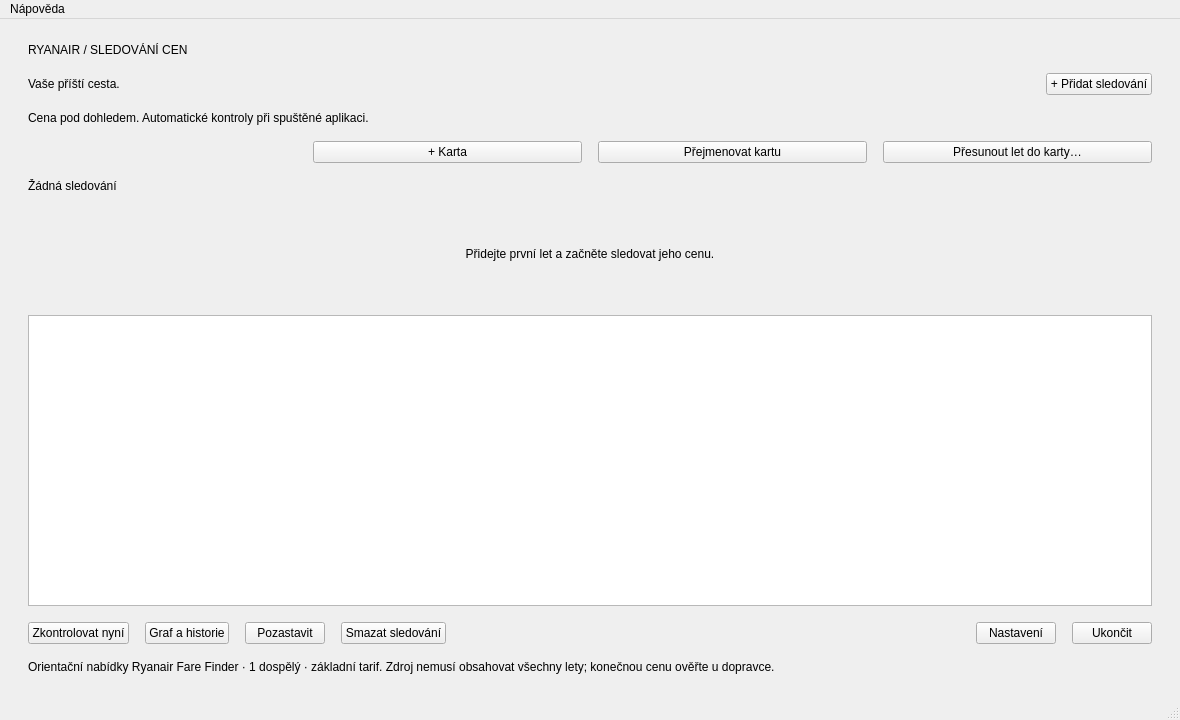
Above: ui/main_window.ui from mp00077/Letenky before the change. Below: the same form after it.
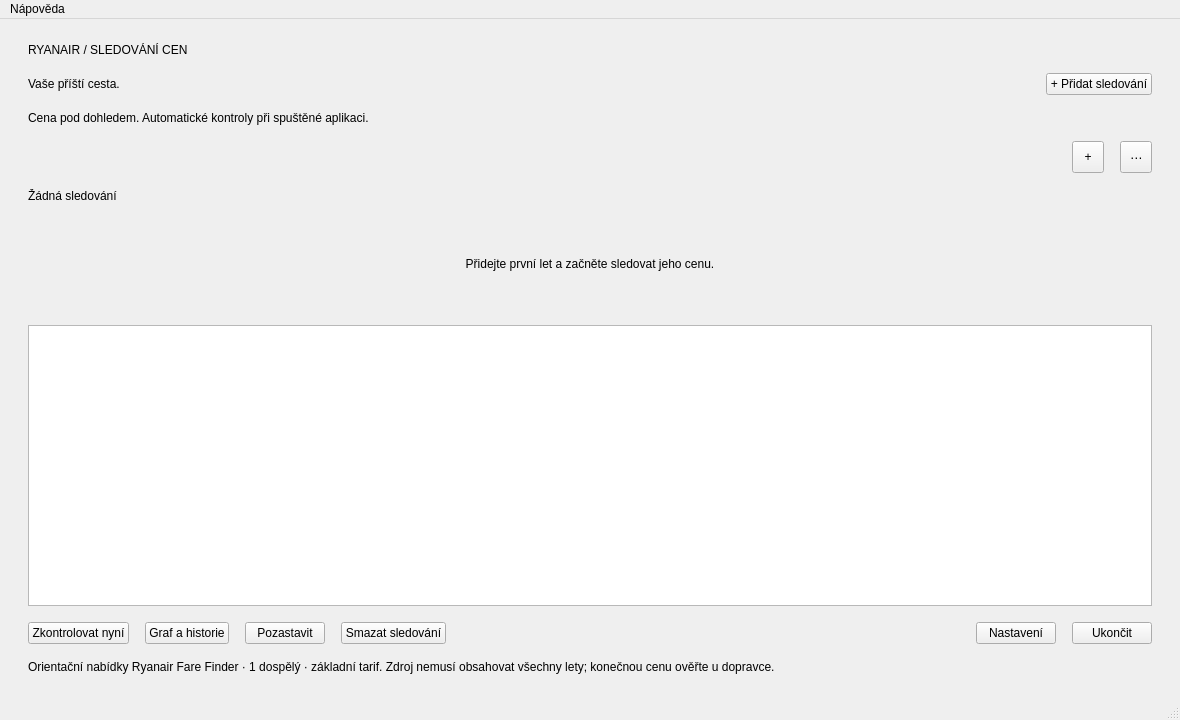
That is the form after the change.

```diff
--- a/ui/main_window.ui
+++ b/ui/main_window.ui
@@ -18,9 +18,8 @@
     <item><widget class="QLabel" name="subtitle"><property name="text"><string>Cena pod dohledem. Automatické kontroly při spuštěné aplikaci.</string></property><property name="wordWrap"><bool>true</bool></property></widget></item>
     <item><layout class="QHBoxLayout" name="tabsLayout">
      <item><widget class="QTabBar" name="watchTabs"><property name="expanding"><bool>false</bool></property><property name="usesScrollButtons"><bool>true</bool></property></widget></item>
-     <item><widget class="QPushButton" name="addTabButton"><property name="text"><string>+ Karta</string></property></widget></item>
-     <item><widget class="QPushButton" name="renameTabButton"><property name="text"><string>Přejmenovat kartu</string></property></widget></item>
-     <item><widget class="QPushButton" name="moveTabButton"><property name="text"><string>Přesunout let do karty…</string></property></widget></item>
+     <item><widget class="QToolButton" name="addTabButton"><property name="text"><string>+</string></property><property name="toolTip"><string>Přidat kartu</string></property><property name="accessibleName"><string>Přidat kartu</string></property><property name="minimumSize"><size><width>32</width><height>32</height></size></property><property name="maximumSize"><size><width>32</width><height>32</height></size></property></widget></item>
+     <item><widget class="QToolButton" name="tabMenuButton"><property name="text"><string>⋯</string></property><property name="toolTip"><string>Možnosti karty a vybraného letu</string></property><property name="accessibleName"><string>Možnosti karty a vybraného letu</string></property><property name="minimumSize"><size><width>32</width><height>32</height></size></property><property name="maximumSize"><size><width>32</width><height>32</height></size></property></widget></item>
     </layout></item>
     <item><widget class="QLabel" name="summaryLabel"><property name="text"><string>Žádná sledování</string></property></widget></item>
     <item><widget class="QLabel" name="emptyLabel"><property name="text"><string>Přidejte první let a začněte sledovat jeho cenu.</string></property><property name="alignment"><set>Qt::AlignCenter</set></property><property name="minimumSize"><size><width>0</width><height>90</height></size></property></widget></item>
```
